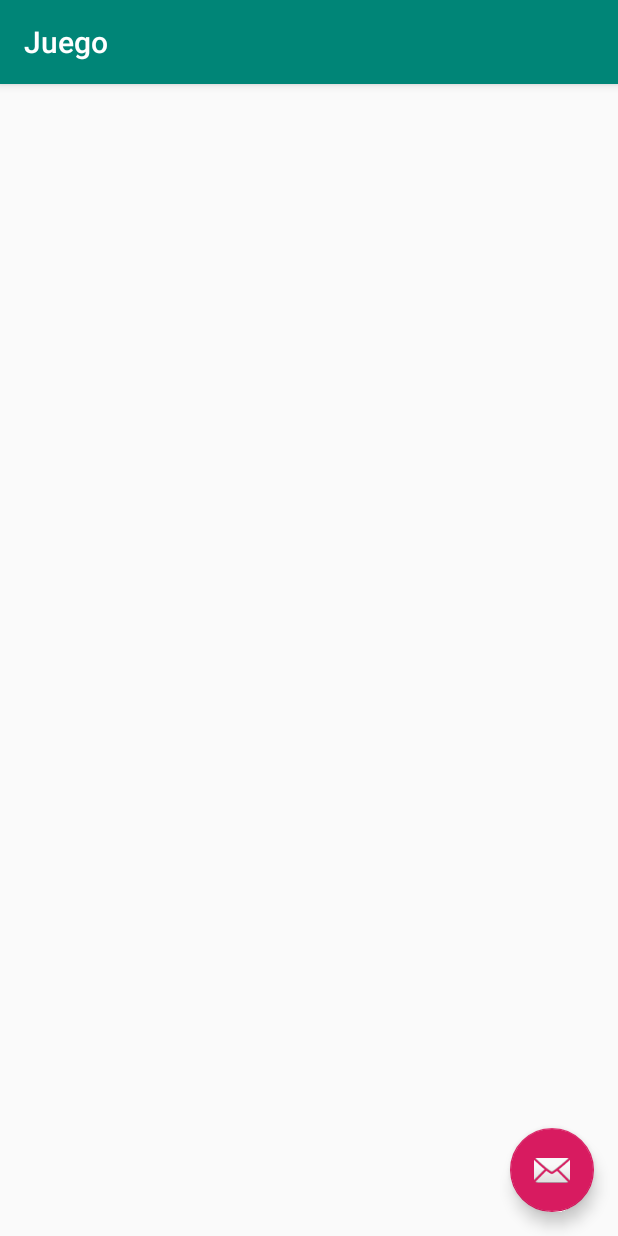
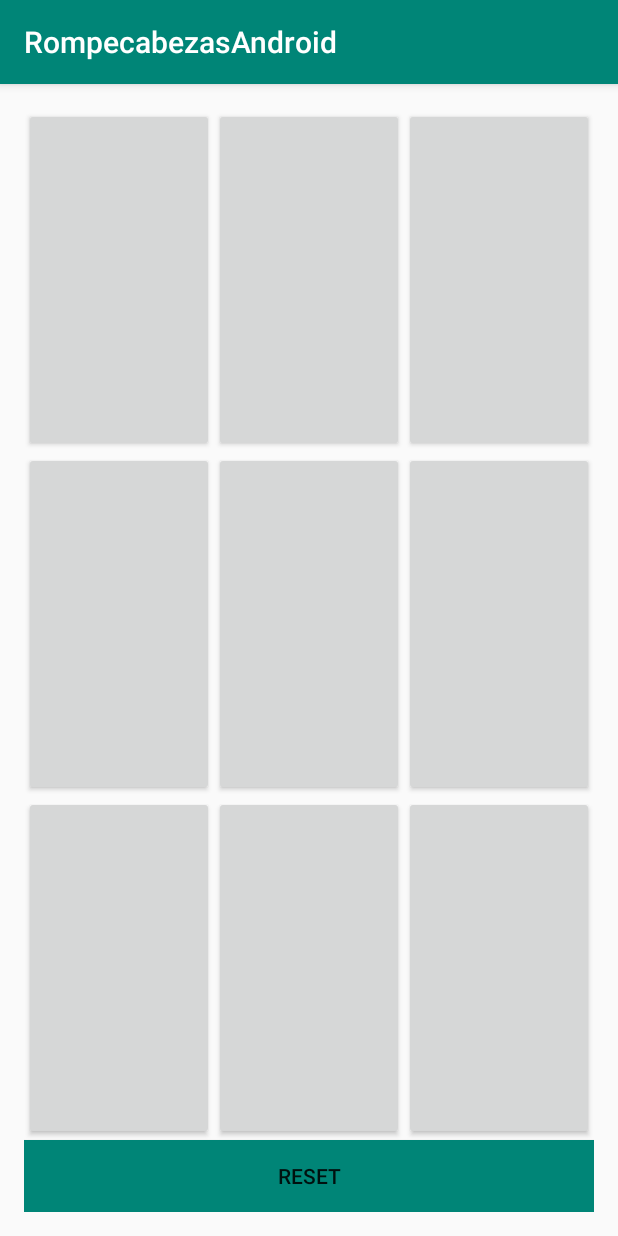
Before and after one commit to lorenopemac/Rompecabezas, an Android app: the Juego screen opened directly, with no data from a screen before it, on a phone screen of 412 x 824 dp. Run offline under Robolectric (Android 15) with nearby library versions, the phone set to English and light mode, and no system bars.

Commit message:
Plantilla del juego

```diff
--- a/app/src/main/AndroidManifest.xml
+++ b/app/src/main/AndroidManifest.xml
@@ -13,10 +13,7 @@
         android:roundIcon="@mipmap/ic_launcher_round"
         android:supportsRtl="true"
         android:theme="@style/AppTheme">
-        <activity
-            android:name=".Juego"
-            android:label="@string/title_activity_juego"
-            android:theme="@style/AppTheme.NoActionBar"></activity>
+        <activity android:name=".Juego"></activity>
         <activity
             android:name=".Login"
             android:label="@string/title_activity_login"
--- a/app/src/main/java/labprog/rompecabezasandroid/Juego.java
+++ b/app/src/main/java/labprog/rompecabezasandroid/Juego.java
@@ -1,11 +1,7 @@
 package labprog.rompecabezasandroid;
 
+import android.support.v7.app.AppCompatActivity;
 import android.os.Bundle;
-import android.support.design.widget.FloatingActionButton;
-import android.support.design.widget.Snackbar;
-import android.support.v7.app.AppCompatActivity;
-import android.support.v7.widget.Toolbar;
-import android.view.View;
 
 public class Juego extends AppCompatActivity {
 
@@ -13,17 +9,5 @@ public class Juego extends AppCompatActivity {
     protected void onCreate(Bundle savedInstanceState) {
         super.onCreate(savedInstanceState);
         setContentView(R.layout.activity_juego);
-        Toolbar toolbar = findViewById(R.id.toolbar);
-        setSupportActionBar(toolbar);
-
-        FloatingActionButton fab = findViewById(R.id.fab);
-        fab.setOnClickListener(new View.OnClickListener() {
-            @Override
-            public void onClick(View view) {
-                Snackbar.make(view, "Replace with your own action", Snackbar.LENGTH_LONG)
-                        .setAction("Action", null).show();
-            }
-        });
     }
-
 }
--- a/app/src/main/java/labprog/rompecabezasandroid/Login.java
+++ b/app/src/main/java/labprog/rompecabezasandroid/Login.java
@@ -1,5 +1,6 @@
 package labprog.rompecabezasandroid;
 
+import android.content.Intent;
 import android.database.Cursor;
 import android.database.sqlite.SQLiteDatabase;
 import android.os.Bundle;
@@ -55,6 +56,9 @@ public class Login extends AppCompatActivity {
         if(fila.moveToFirst()){
             Toast.makeText(this,"Correcto!", Toast.LENGTH_SHORT).show();
             db.close();
+            Intent toys;
+            toys = new Intent(Login.this , Juego.class);
+            startActivity(toys);
         }else{
             Toast.makeText(this,"Datos Incorrectos!", Toast.LENGTH_SHORT).show();
             db.close();
--- a/app/src/main/res/layout/activity_juego.xml
+++ b/app/src/main/res/layout/activity_juego.xml
@@ -1,33 +1,113 @@
 <?xml version="1.0" encoding="utf-8"?>
-<android.support.design.widget.CoordinatorLayout xmlns:android="http://schemas.android.com/apk/res/android"
+<android.support.constraint.ConstraintLayout xmlns:android="http://schemas.android.com/apk/res/android"
     xmlns:app="http://schemas.android.com/apk/res-auto"
     xmlns:tools="http://schemas.android.com/tools"
     android:layout_width="match_parent"
     android:layout_height="match_parent"
     tools:context=".Juego">
 
-    <android.support.design.widget.AppBarLayout
+    <LinearLayout xmlns:android="http://schemas.android.com/apk/res/android"
+        xmlns:tools="http://schemas.android.com/tools"
+        android:id="@+id/activity_ttt"
         android:layout_width="match_parent"
-        android:layout_height="wrap_content"
-        android:theme="@style/AppTheme.AppBarOverlay">
+        android:layout_height="match_parent"
+        android:orientation="vertical"
+        android:paddingBottom="@dimen/activity_vertical_margin"
+        android:paddingLeft="@dimen/activity_horizontal_margin"
+        android:paddingRight="@dimen/activity_horizontal_margin"
+        android:paddingTop="@dimen/activity_vertical_margin"
+        android:weightSum="3"
+        tools:context="com.example.unkwn.tictactoe.tttActivity">
 
-        <android.support.v7.widget.Toolbar
-            android:id="@+id/toolbar"
+        <LinearLayout
             android:layout_width="match_parent"
-            android:layout_height="?attr/actionBarSize"
-            android:background="?attr/colorPrimary"
-            app:popupTheme="@style/AppTheme.PopupOverlay" />
+            android:layout_height="match_parent"
+            android:weightSum="3"
+            android:layout_weight="1">
+            <Button
+                android:id="@+id/b1"
+                android:textSize="70dp"
+                android:layout_width="match_parent"
+                android:layout_height="match_parent"
+                android:layout_weight="1"/>
+            <Button
+                android:id="@+id/b2"
+                android:textSize="70dp"
+                android:layout_width="match_parent"
+                android:layout_height="match_parent"
+                android:layout_weight="1"/>
+            <Button
+                android:id="@+id/b3"
+                android:textSize="70dp"
+                android:layout_width="match_parent"
+                android:layout_height="match_parent"
+                android:layout_weight="1"/>
 
-    </android.support.design.widget.AppBarLayout>
+        </LinearLayout>
+        <LinearLayout
+            android:layout_width="match_parent"
+            android:layout_height="match_parent"
+            android:weightSum="3"
+            android:layout_weight="1">
+            <Button
+                android:id="@+id/b4"
+                android:textSize="70dp"
+                android:layout_width="match_parent"
+                android:layout_height="match_parent"
+                android:layout_weight="1"/>
+            <Button
 
-    <include layout="@layout/content_juego" />
+                android:id="@+id/b5"
+                android:textSize="70dp"
+                android:layout_width="match_parent"
+                android:layout_height="match_parent"
+                android:layout_weight="1"/>
+            <Button
 
-    <android.support.design.widget.FloatingActionButton
-        android:id="@+id/fab"
-        android:layout_width="wrap_content"
-        android:layout_height="wrap_content"
-        android:layout_gravity="bottom|end"
-        android:layout_margin="@dimen/fab_margin"
-        app:srcCompat="@android:drawable/ic_dialog_email" />
+                android:id="@+id/b6"
+                android:textSize="70dp"
+                android:layout_width="match_parent"
+                android:layout_height="match_parent"
+                android:layout_weight="1"/>
 
-</android.support.design.widget.CoordinatorLayout>
+        </LinearLayout>
+        <LinearLayout
+
+            android:layout_width="match_parent"
+            android:layout_height="match_parent"
+            android:weightSum="3"
+            android:layout_weight="1">
+            <Button
+                android:id="@+id/b7"
+                android:textSize="70dp"
+                android:layout_width="match_parent"
+                android:layout_height="match_parent"
+                android:layout_weight="1"/>
+            <Button
+                android:id="@+id/b8"
+                android:textSize="70dp"
+
+                android:layout_width="match_parent"
+                android:layout_height="match_parent"
+                android:layout_weight="1"/>
+            <Button
+                android:id="@+id/b9"
+                android:textSize="70dp"
+                android:layout_width="match_parent"
+                android:layout_height="match_parent"
+                android:layout_weight="1"/>
+
+        </LinearLayout>
+
+        <Button
+            android:text="reset"
+            android:layout_width="match_parent"
+            android:layout_height="wrap_content"
+            android:id="@+id/button"
+            android:layout_weight="1"
+            android:elevation="1dp"
+            android:background="@color/colorPrimary"
+            android:onClick="reset" />
+    </LinearLayout>
+
+</android.support.constraint.ConstraintLayout>
--- a/app/src/main/res/layout/content_juego.xml
+++ /dev/null
@@ -1,11 +0,0 @@
-<?xml version="1.0" encoding="utf-8"?>
-<android.support.constraint.ConstraintLayout xmlns:android="http://schemas.android.com/apk/res/android"
-    xmlns:app="http://schemas.android.com/apk/res-auto"
-    xmlns:tools="http://schemas.android.com/tools"
-    android:layout_width="match_parent"
-    android:layout_height="match_parent"
-    app:layout_behavior="@string/appbar_scrolling_view_behavior"
-    tools:context=".Juego"
-    tools:showIn="@layout/activity_juego">
-
-</android.support.constraint.ConstraintLayout>
```
